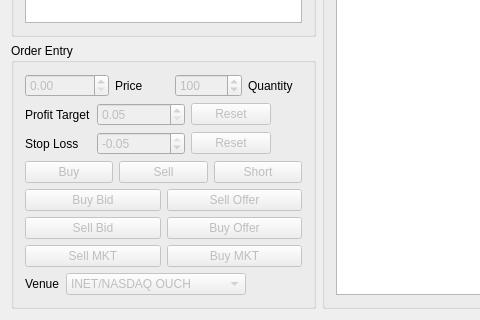
alimogh/trdk, file sources/Frontend/MainWindow.ui: the form before one commit; both pictures show x 0 to 480 and y 270 to 590 of the 880 by 590 pixel window.
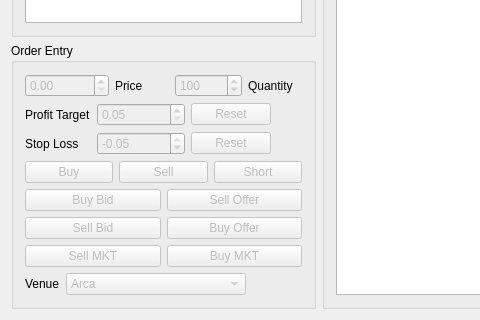
The form after the commit.

The edit to the form file:
```diff
--- a/sources/Frontend/MainWindow.ui
+++ b/sources/Frontend/MainWindow.ui
@@ -898,7 +898,7 @@
                 <bool>false</bool>
                </property>
                <property name="currentIndex">
-                <number>6</number>
+                <number>0</number>
                </property>
                <property name="maxVisibleItems">
                 <number>20</number>
```
